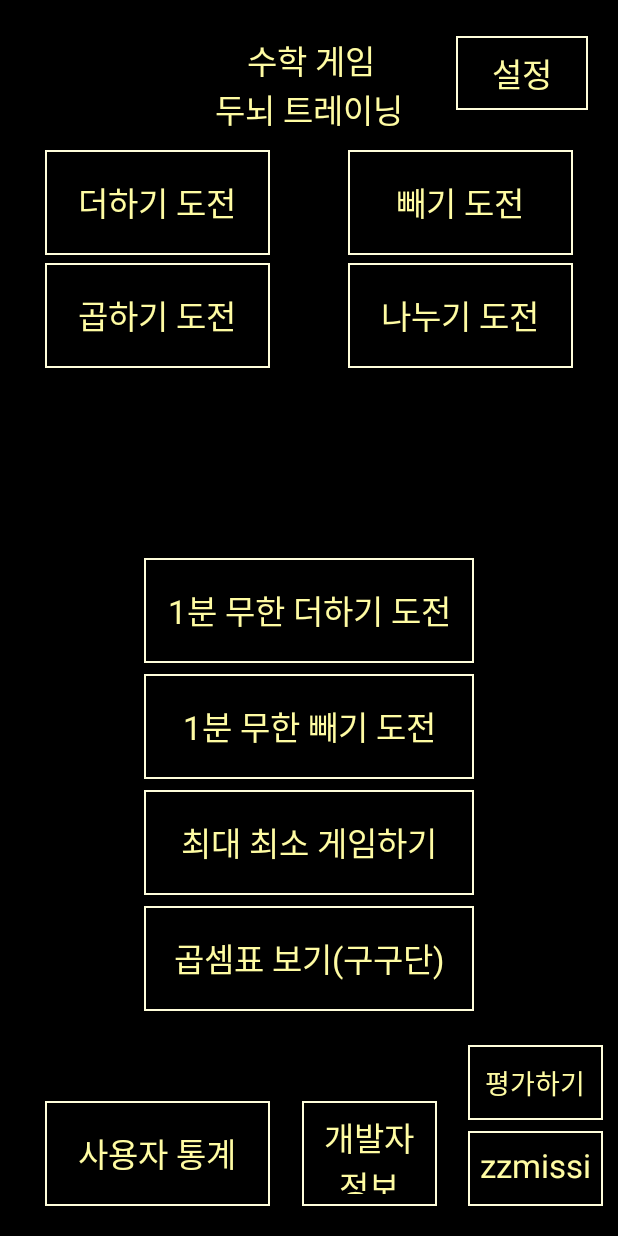
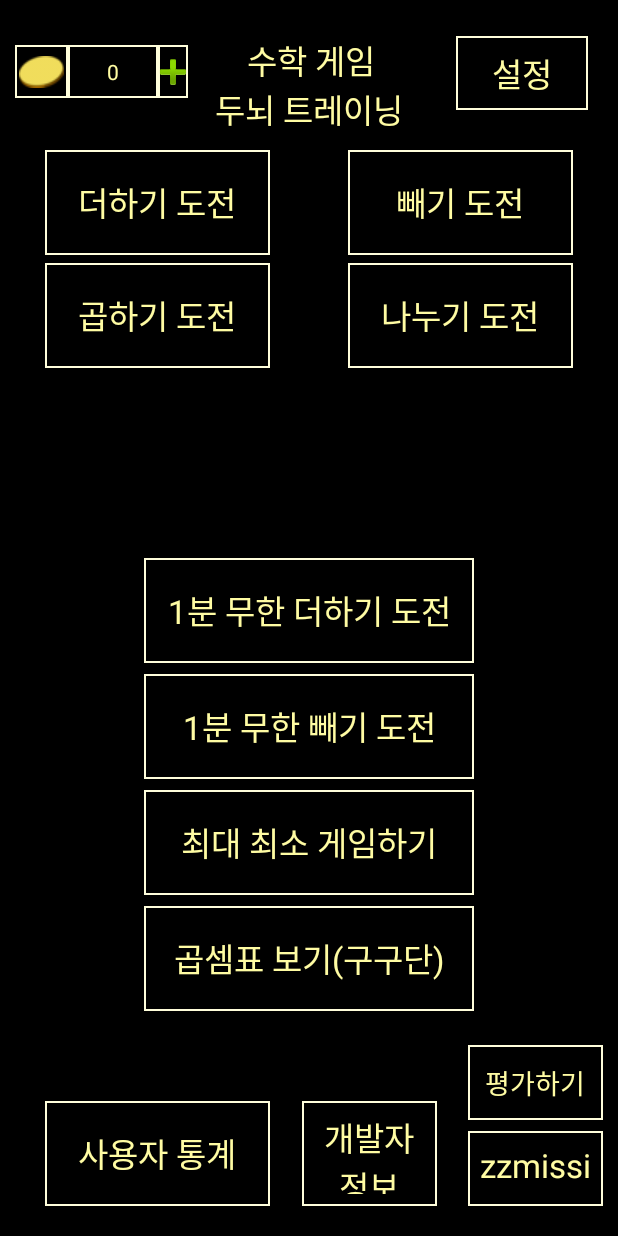
Before and after one commit to atomic0x90/Mere-Creation, an Android app: the screen it shows after launch (MainActivity), on a phone screen of 412 x 824 dp. Run offline under Robolectric (Android 15) with nearby library versions, the phone set to English and light mode, and no system bars.

Commit message:
Add init CustomDialog, init DB(Not yet all table)

```diff
--- a/android/MathGame/app/src/main/java/atomic0x90/github/io/mathgame/MainActivity.java
+++ b/android/MathGame/app/src/main/java/atomic0x90/github/io/mathgame/MainActivity.java
@@ -2,32 +2,46 @@ package atomic0x90.github.io.mathgame;
 
 import androidx.appcompat.app.AlertDialog;
 import androidx.appcompat.app.AppCompatActivity;
-import androidx.core.app.ActivityCompat;
 
 import android.content.DialogInterface;
 import android.content.Intent;
+import android.database.Cursor;
+import android.database.sqlite.SQLiteDatabase;
+import android.database.sqlite.SQLiteException;
 import android.os.Bundle;
 
-import android.os.CountDownTimer;
 import android.view.View;
 import android.widget.Button;
-import android.widget.TextView;
 import android.widget.Toast;
+
+import java.io.File;
 
 
 public class MainActivity extends AppCompatActivity {
 
+    SQLiteDatabase sqliteDB ;
+    int nowCoin = 10;
+    String coinDateTime;
+    int[] resultarr = {0,0,0,0,0,0,0,0,0,0};
 
-    int[] resultarr = {0,0,0,0,0,0,0,0,0,0};
-    int initNum = 0;
     @Override
     protected void onCreate(Bundle savedInstanceState) {
         super.onCreate(savedInstanceState);
         setContentView(R.layout.activity_main);
 
+        //DB
+        sqliteDB = init_database() ;
+        init_tables();
+        load_coin();
+
+        //Coin
+        Button coinbutton = (Button) findViewById(R.id.coinNowButton);
+
+        coinbutton.setText(nowCoin + " " + coinDateTime);
+
         //더하기 도전 버튼
-        Button button = (Button) findViewById(R.id.addButton);
-        button.setOnClickListener(new View.OnClickListener() {
+        Button addbutton = (Button) findViewById(R.id.addButton);
+        addbutton.setOnClickListener(new View.OnClickListener() {
                 @Override
 
                 public void onClick (View v){
@@ -70,8 +84,84 @@ public class MainActivity extends AppCompatActivity {
 
     }
 
+    //DB
+    private SQLiteDatabase init_database() {
 
+        SQLiteDatabase db = null ;
+        // File file = getDatabasePath("contact.db") ;
+        File file = new File(getFilesDir(), "contact.db") ;
 
+        System.out.println("PATH : " + file.toString()) ;
+        try {
+            db = SQLiteDatabase.openOrCreateDatabase(file, null) ;
+        } catch (SQLiteException e) {
+            e.printStackTrace() ;
+        }
+
+        if (db == null) {
+            System.out.println("DB creation failed. " + file.getAbsolutePath()) ;
+        }
+
+        return db ;
+    }
+
+    private void init_tables() {
+
+        if (sqliteDB != null) {
+            //Coin table
+            String sqlCreateTbl = "CREATE TABLE IF NOT EXISTS Coin (" +
+                    "coin "           + "INTEGER NOT NULL," +
+                    "date_time "         + "TIMESTAMP NOT NULL default (datetime('now','localtime')" + "));" ;
+
+            System.out.println(sqlCreateTbl) ;
+
+            sqliteDB.execSQL(sqlCreateTbl) ;
+
+            String sqlQuery = "SELECT * FROM Coin";
+            Cursor cursor = null;
+            cursor = sqliteDB.rawQuery(sqlQuery,null);
+
+            try{
+            //coin 값이 없는 경우
+            if(!cursor.moveToNext()){
+                String sqlInsert = "INSERT INTO Coin " + "(coin)" + "VALUES (" + 0 +");";
+                System.out.println("TEST Insert : " + sqlInsert);
+                sqliteDB.execSQL(sqlInsert);
+            }}catch (Exception e){
+                System.out.println("FFFFFFFFFFFFFFFFFFFFFFFFFFFF "+e);
+            }
+
+            //Add table
+            sqlCreateTbl = "CREATE TABLE IF NOT EXISTS ChAdd (" +
+                    "IDX " + "INTEGER PRIMARY KEY," +
+                    "result " + "INTEGER NOT NULL," +
+                    "AVtime " + "REAL NOT NULL," +
+                    "date_time " + "TIMESTAMP NOT NULL default (datetime('now','localtime')));";
+            System.out.println(sqlCreateTbl);
+
+            sqliteDB.execSQL(sqlCreateTbl);
+
+        }
+    }
+
+    private void load_coin(){
+        if(sqliteDB != null){
+            String sqlQuery = "SELECT * FROM Coin";
+            Cursor cursor = null;
+
+            cursor = sqliteDB.rawQuery(sqlQuery,null);
+
+            if(cursor.moveToNext()){
+                nowCoin = cursor.getInt(0);
+                System.out.println(nowCoin + "AAAAAAAAAAAAAAAAAAAAAAAAAAAAAAAAAAa");
+
+                coinDateTime = cursor.getString(1);
+                System.out.println(coinDateTime);
+            }
+            else
+                System.out.println("BBBBBBBBBBBBBBBBBBBBBBBBBBBBBBBBBB");
+        }
+    }
 
 
     // 마지막으로 뒤로 가기 버튼을 눌렀던 시간 저장
--- a/android/MathGame/app/src/main/res/layout/activity_main.xml
+++ b/android/MathGame/app/src/main/res/layout/activity_main.xml
@@ -240,4 +240,40 @@
         android:textColor="@color/text"
         app:layout_constraintBottom_toTopOf="@+id/exitButton"
         app:layout_constraintEnd_toEndOf="parent" />
+
+    <Button
+        android:id="@+id/coinNowButton"
+        android:layout_width="60dp"
+        android:layout_height="35dp"
+        android:layout_marginTop="30dp"
+        android:background="@drawable/button_style"
+
+        android:textAppearance="@style/TextAppearance.AppCompat.Body1"
+        android:textColor="@color/text"
+        app:layout_constraintStart_toEndOf="@+id/coinImgButton"
+        app:layout_constraintTop_toTopOf="parent" />
+
+    <ImageButton
+        android:id="@+id/coinImgButton"
+        android:layout_width="35dp"
+        android:layout_height="35dp"
+        android:layout_marginStart="10dp"
+        android:layout_marginLeft="10dp"
+        android:layout_marginTop="30dp"
+        android:background="@drawable/button_style"
+        app:layout_constraintStart_toStartOf="parent"
+        app:layout_constraintTop_toTopOf="parent"
+        app:srcCompat="@drawable/coin" />
+
+    <ImageButton
+        android:id="@+id/coinPlusButton"
+        android:layout_width="20dp"
+        android:layout_height="35dp"
+        android:layout_marginTop="30dp"
+        app:layout_constraintStart_toEndOf="@+id/coinNowButton"
+        app:layout_constraintTop_toTopOf="parent"
+        app:srcCompat="@android:drawable/ic_input_add"
+
+        android:background="@drawable/button_style"/>
+
 </androidx.constraintlayout.widget.ConstraintLayout>
--- a/android/MathGame/app/src/main/res/values/colors.xml
+++ b/android/MathGame/app/src/main/res/values/colors.xml
@@ -13,4 +13,5 @@
     <color name="tmpbutton">#ffffff</color>
     <color name="text">#fffca3</color>
     <color name="background">#000000</color>
+    <color name="dialogBackground">#303030</color>
 </resources>
```
Also changed, not shown: android/MathGame/app/src/main/AndroidManifest.xml (+4 -3 lines), android/MathGame/app/src/main/java/atomic0x90/github/io/mathgame/Challenge_add.java (+18 -4 lines), android/MathGame/app/src/main/java/atomic0x90/github/io/mathgame/CustomDialog.java (added, +120 -0 lines), android/MathGame/app/src/main/res/layout/activity_custom_dialog.xml (added, +139 -0 lines), android/MathGame/app/src/main/res/values/popupStyle.xml (added, +8 -0 lines), android/MathGame/app/src/main/res/drawable/coin.png (added).
